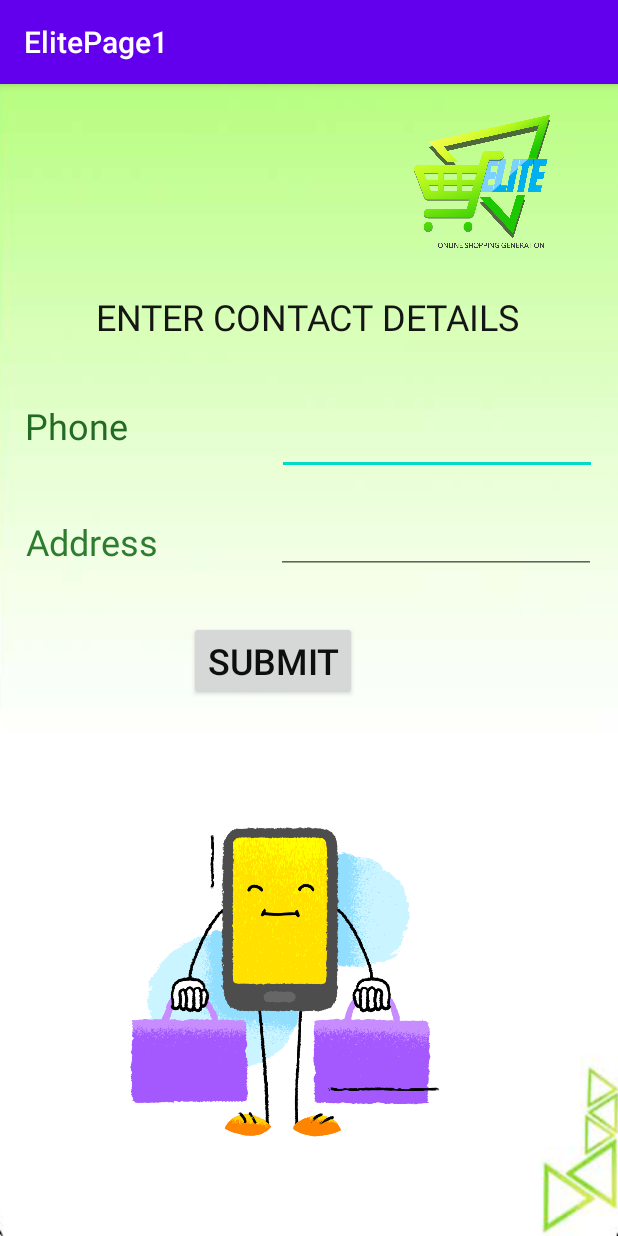
After one commit to EliteApp-MAD/EliteApp, an Android app: the deliverydetails screen opened directly, with no data from a screen before it, on a phone screen of 412 x 824 dp. The commit adds this screen. Run offline under Robolectric (Android 15) with nearby library versions, the phone set to English and light mode, and no system bars.

Commit message:
deliverydetails sakuni

```diff
--- a/app/src/main/AndroidManifest.xml
+++ b/app/src/main/AndroidManifest.xml
@@ -9,6 +9,8 @@
         android:roundIcon="@mipmap/ic_launcher_round"
         android:supportsRtl="true"
         android:theme="@style/AppTheme">
+        <activity android:name=".Delivery1"></activity>
+        <activity android:name=".deliverydetails" />
         <activity android:name=".MainActivity">
             <intent-filter>
                 <action android:name="android.intent.action.MAIN" />
--- /dev/null
+++ b/app/src/main/java/com/example/elitepage1/Delivery1.java
@@ -0,0 +1,14 @@
+package com.example.elitepage1;
+
+import androidx.appcompat.app.AppCompatActivity;
+
+import android.os.Bundle;
+
+public class Delivery1 extends AppCompatActivity {
+
+    @Override
+    protected void onCreate(Bundle savedInstanceState) {
+        super.onCreate(savedInstanceState);
+        setContentView(R.layout.activity_delivery1);
+    }
+}
--- /dev/null
+++ b/app/src/main/java/com/example/elitepage1/deliverydetails.java
@@ -0,0 +1,28 @@
+package com.example.elitepage1;
+
+import androidx.appcompat.app.AppCompatActivity;
+
+import android.content.Intent;
+import android.os.Bundle;
+import android.view.View;
+import android.widget.Button;
+
+public class deliverydetails extends AppCompatActivity {
+
+    Button button;
+    @Override
+    protected void onCreate(Bundle savedInstanceState) {
+        super.onCreate(savedInstanceState);
+        setContentView(R.layout.activity_deliverydetails);
+
+        button = findViewById(R.id.btnSubmit);
+
+        button.setOnClickListener(new View.OnClickListener() {
+            @Override
+            public void onClick(View v) {
+                Intent i = new Intent(getApplicationContext(),Delivery1.class);
+                startActivity(i);
+            }
+        });
+    }
+}
--- /dev/null
+++ b/app/src/main/res/layout/activity_delivery1.xml
@@ -0,0 +1,9 @@
+<?xml version="1.0" encoding="utf-8"?>
+<androidx.constraintlayout.widget.ConstraintLayout xmlns:android="http://schemas.android.com/apk/res/android"
+    xmlns:app="http://schemas.android.com/apk/res-auto"
+    xmlns:tools="http://schemas.android.com/tools"
+    android:layout_width="match_parent"
+    android:layout_height="match_parent"
+    tools:context=".Delivery1">
+
+</androidx.constraintlayout.widget.ConstraintLayout>
--- /dev/null
+++ b/app/src/main/res/layout/activity_deliverydetails.xml
@@ -0,0 +1,117 @@
+<?xml version="1.0" encoding="utf-8"?>
+<androidx.constraintlayout.widget.ConstraintLayout xmlns:android="http://schemas.android.com/apk/res/android"
+    xmlns:app="http://schemas.android.com/apk/res-auto"
+    xmlns:tools="http://schemas.android.com/tools"
+    android:layout_width="match_parent"
+    android:layout_height="match_parent"
+    tools:context=".deliverydetails"
+    android:background="@drawable/s7">
+
+    <Button
+        android:id="@+id/btnSubmit"
+        android:layout_width="wrap_content"
+        android:layout_height="wrap_content"
+        android:text="Submit"
+        android:textColor="#0D0E0D"
+        android:textColorHighlight="#FFFFFF"
+        android:textColorHint="#6ADD6F"
+        android:textSize="24sp"
+        app:layout_constraintBottom_toBottomOf="parent"
+        app:layout_constraintEnd_toEndOf="parent"
+        app:layout_constraintHorizontal_bias="0.42"
+        app:layout_constraintStart_toStartOf="parent"
+        app:layout_constraintTop_toTopOf="parent" />
+
+    <EditText
+        android:id="@+id/editTextPhone"
+        android:layout_width="wrap_content"
+        android:layout_height="wrap_content"
+        android:ems="10"
+        android:inputType="phone"
+        app:layout_constraintBottom_toBottomOf="parent"
+        app:layout_constraintEnd_toEndOf="parent"
+        app:layout_constraintHorizontal_bias="0.93"
+        app:layout_constraintStart_toStartOf="parent"
+        app:layout_constraintTop_toTopOf="parent"
+        app:layout_constraintVertical_bias="0.298" />
+
+    <EditText
+        android:id="@+id/editTextTextPostalAddress"
+        android:layout_width="wrap_content"
+        android:layout_height="wrap_content"
+        android:ems="10"
+        android:inputType="textPostalAddress"
+        app:layout_constraintBottom_toBottomOf="parent"
+        app:layout_constraintEnd_toEndOf="parent"
+        app:layout_constraintHorizontal_bias="0.925"
+        app:layout_constraintStart_toStartOf="parent"
+        app:layout_constraintTop_toTopOf="parent"
+        app:layout_constraintVertical_bias="0.389" />
+
+    <TextView
+        android:id="@+id/txtPhone"
+        android:layout_width="wrap_content"
+        android:layout_height="wrap_content"
+        android:text="@string/txtphone"
+        android:textColor="#236A26"
+        android:textSize="24sp"
+        app:layout_constraintBottom_toBottomOf="parent"
+        app:layout_constraintEnd_toEndOf="parent"
+        app:layout_constraintHorizontal_bias="0.049"
+        app:layout_constraintStart_toStartOf="parent"
+        app:layout_constraintTop_toTopOf="parent"
+        app:layout_constraintVertical_bias="0.287" />
+
+    <TextView
+        android:id="@+id/txtaddress"
+        android:layout_width="wrap_content"
+        android:layout_height="wrap_content"
+        android:text="@string/txtaddress"
+        android:textColor="#2D7C30"
+        android:textSize="24sp"
+        app:layout_constraintBottom_toBottomOf="parent"
+        app:layout_constraintEnd_toEndOf="parent"
+        app:layout_constraintHorizontal_bias="0.053"
+        app:layout_constraintStart_toStartOf="parent"
+        app:layout_constraintTop_toTopOf="parent"
+        app:layout_constraintVertical_bias="0.393" />
+
+    <TextView
+        android:id="@+id/txtdes2"
+        android:layout_width="wrap_content"
+        android:layout_height="wrap_content"
+        android:text="@string/txtdes2"
+        android:textColor="#141514"
+        android:textSize="24sp"
+        app:layout_constraintBottom_toBottomOf="parent"
+        app:layout_constraintEnd_toEndOf="parent"
+        app:layout_constraintHorizontal_bias="0.49"
+        app:layout_constraintStart_toStartOf="parent"
+        app:layout_constraintTop_toTopOf="parent"
+        app:layout_constraintVertical_bias="0.189" />
+
+    <ImageView
+        android:id="@+id/imageView7"
+        android:layout_width="258dp"
+        android:layout_height="301dp"
+        app:layout_constraintBottom_toBottomOf="parent"
+        app:layout_constraintEnd_toEndOf="parent"
+        app:layout_constraintHorizontal_bias="0.392"
+        app:layout_constraintStart_toStartOf="parent"
+        app:layout_constraintTop_toTopOf="parent"
+        app:layout_constraintVertical_bias="0.962"
+        app:srcCompat="@drawable/s3" />
+
+    <ImageView
+        android:id="@+id/imageView"
+        android:layout_width="137dp"
+        android:layout_height="115dp"
+        app:layout_constraintBottom_toBottomOf="parent"
+        app:layout_constraintEnd_toEndOf="parent"
+        app:layout_constraintHorizontal_bias="0.941"
+        app:layout_constraintStart_toStartOf="parent"
+        app:layout_constraintTop_toTopOf="parent"
+        app:layout_constraintVertical_bias="0.011"
+        app:srcCompat="@drawable/logo" />
+
+</androidx.constraintlayout.widget.ConstraintLayout>
--- a/app/src/main/res/values/strings.xml
+++ b/app/src/main/res/values/strings.xml
@@ -1,3 +1,18 @@
 <resources>
     <string name="app_name">ElitePage1</string>
+    <string name="txtdes2">ENTER CONTACT DETAILS</string>
+    <string name="txtphone">Phone</string>
+    <string name="txtaddress">Address</string>
+    <string name="txtdes">SELECT THE DRIVER</string>
+    <string name="txtdriver1">W.A.Saman Bandara</string>
+    <string name="txtdriver2">P.M.Nimal Perera</string>
+    <string name="txtdriver3">N.A.Gayan Liyanage</string>
+    <string name="txtdriver4">B.S.Bimal Silva</string>
+    <string name="txtdes3">W.A.Saman Bandara</string>
+    <string name="txtdeliveries">24K | Successful Deliveries</string>
+    <string name="txtdes4">Malabe</string>
+    <string name="txtname">Name : W.A.Saman Bandara</string>
+    <string name="txttime">Available Time : After 10 min</string>
+    <string name="txtcontact">Contact Number : 0712121211</string>
+    <string name="txtvehicle">Vehicle Number : 6789-BC-98</string>
 </resources>
```
Also changed, not shown: app/src/main/res/drawable/logo.png (added), app/src/main/res/drawable/s3.png (added), app/src/main/res/drawable/s7.png (added).
